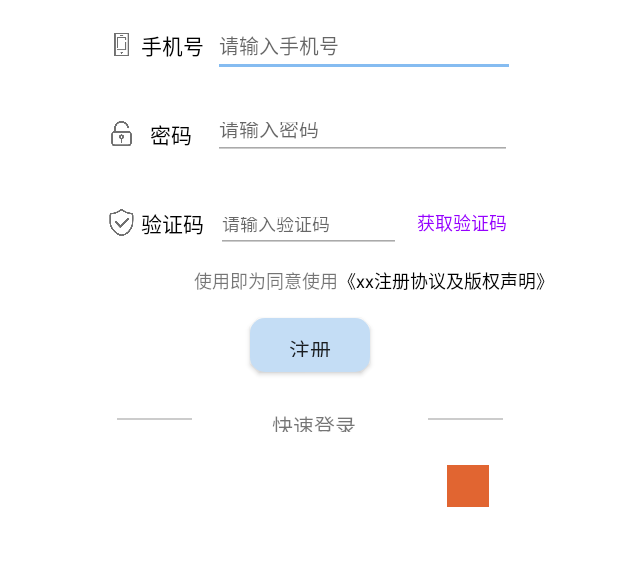
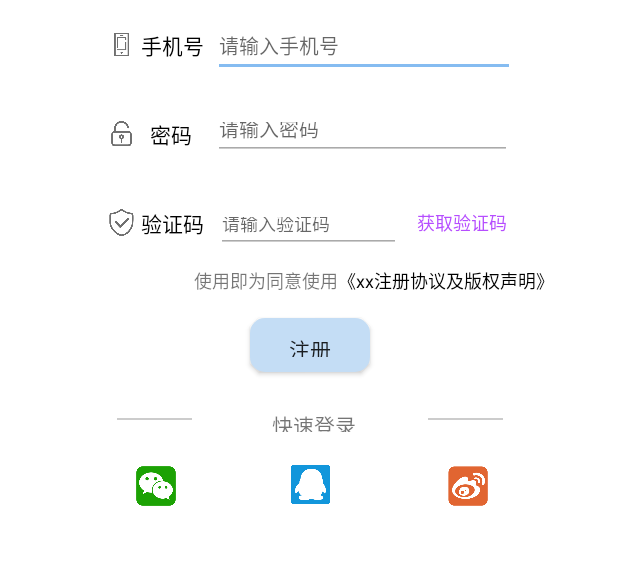
Before and after one commit to DoctorialHat/DoctorialHat, an Android app: the RegisterActivity screen opened directly, with no data from a screen before it, on a phone screen of 412 x 824 dp, the part 246-812 px from its top. Run offline under Robolectric (Android 15) with nearby library versions, the phone set to English and light mode, and no system bars.

Commit message:
1、优化UI

```diff
--- a/app/src/main/res/layout/activity_register.xml
+++ b/app/src/main/res/layout/activity_register.xml
@@ -157,7 +157,7 @@
                 android:layout_marginTop="8dp"
                 android:background="@drawable/identifycode_getbutton"
                 android:text="获取验证码"
-                android:textColor="#9500ff"
+                android:textColor="#b64eff"
                 android:textSize="12sp"
                 app:layout_constraintBottom_toBottomOf="parent"
                 app:layout_constraintEnd_toEndOf="parent"
```
Also changed, not shown: app/src/main/res/mipmap-anydpi-v26/qq_icon.png (deleted), app/src/main/res/mipmap-anydpi-v26/wechat_icon.png (deleted), app/src/main/res/mipmap-anydpi-v26/weibo_icon.png (deleted), app/src/main/res/mipmap-hdpi/qq_icon.png, app/src/main/res/mipmap-hdpi/wechat_icon.png, app/src/main/res/mipmap-hdpi/weibo_icon.png.
